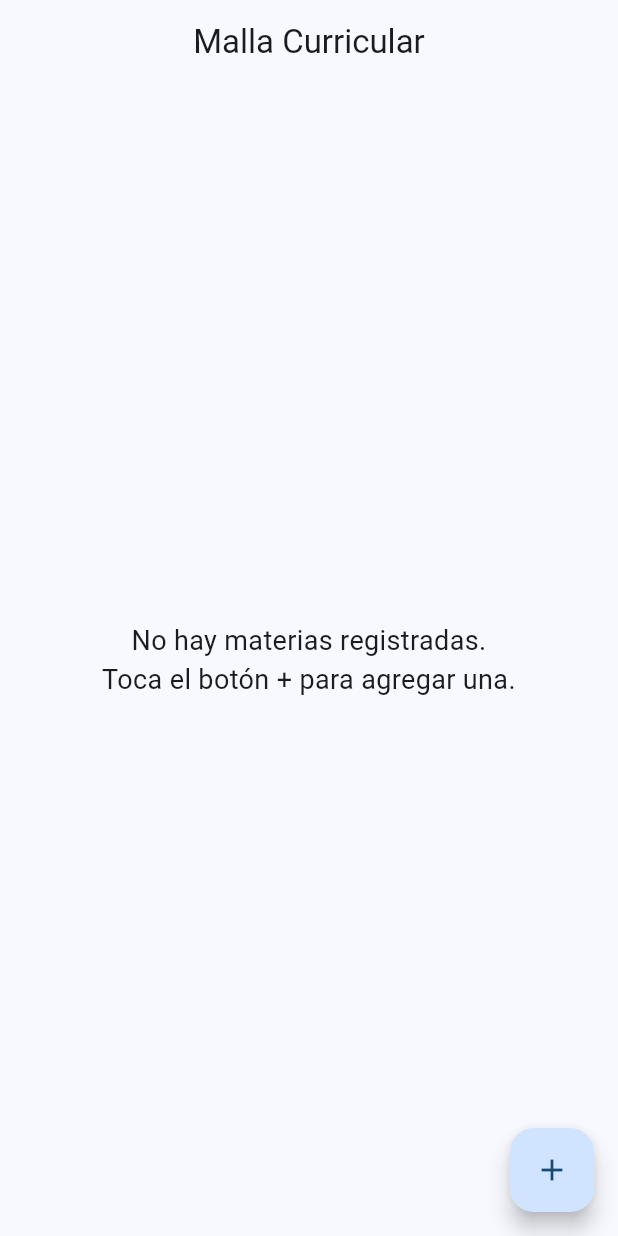
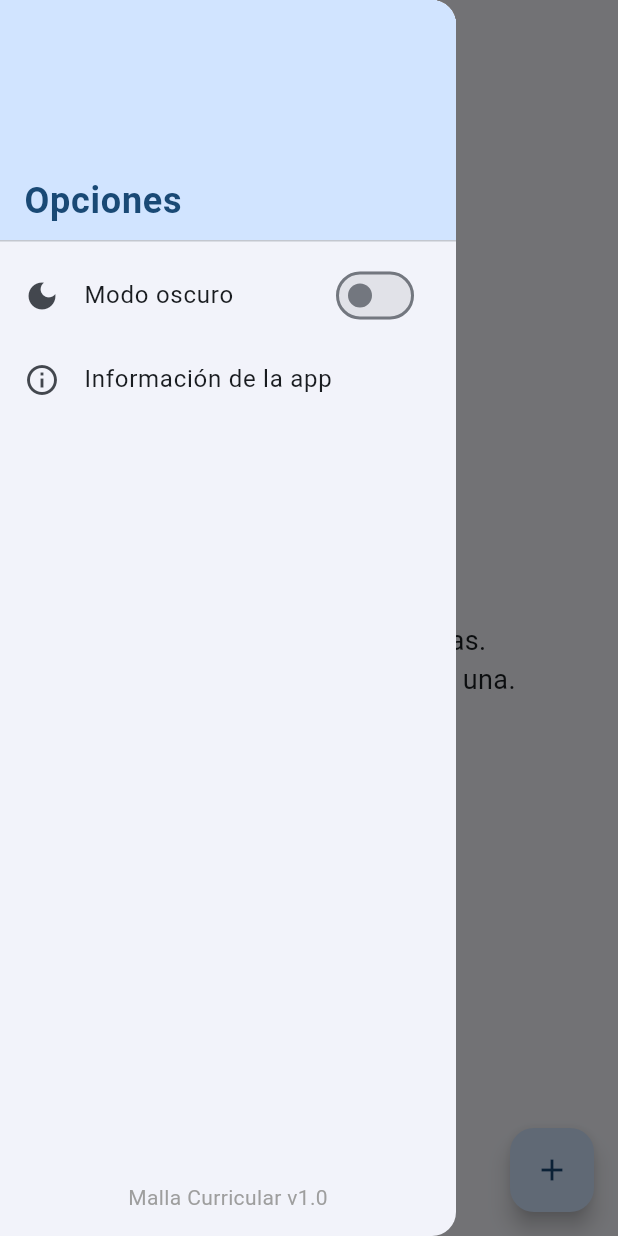
Before and after one commit to valettamartin/malla_curricular, a Flutter app: the screen it shows after launch, with the side drawer open (before the commit the screen has no drawer), on a phone screen of 412 x 824 dp. Run offline on Flutter 3.47's test engine with Material 3 defaults, Android fonts, the phone set to English and light mode, and no system bars; our stand-ins replace sqflite; accounts and stored records are empty.

Commit message:
sidebar y darkmode

```diff
--- a/lib/main.dart
+++ b/lib/main.dart
@@ -2,10 +2,11 @@ import 'package:flutter/material.dart';
 import 'screens/home_screen.dart';
 import 'screens/add_materia_screen.dart';
 import 'screens/materia_screen.dart';
+import 'screens/info_screen.dart';
+import 'theme_controller.dart';
 
 void main() {
   WidgetsFlutterBinding.ensureInitialized();
-
   runApp(const MallaCurricularApp());
 }
 
@@ -14,21 +15,39 @@ class MallaCurricularApp extends StatelessWidget {
 
   @override
   Widget build(BuildContext context) {
+    return ValueListenableBuilder<ThemeMode>(
+      valueListenable: ThemeController.themeMode,
+      builder: (context, modo, _) {
         return MaterialApp(
           title: "Malla Curricular",
           debugShowCheckedModeBanner: false,
+
+          themeMode: modo,
+
+          // Tema Claro
           theme: ThemeData(
             useMaterial3: true,
             colorSchemeSeed: Colors.blue,
+            brightness: Brightness.light,
           ),
 
-      // Pantalla inicial
+          // Tema Oscuro
+          darkTheme: ThemeData(
+            useMaterial3: true,
+            colorSchemeSeed: Colors.blue,
+            brightness: Brightness.dark,
+          ),
+
+          // Home
           home: const HomeScreen(),
 
-      // Rutas nombradas
+          // Rutas
           routes: {
             '/add': (context) => const AddMateriaScreen(),
             '/materia': (context) => const MateriaScreen(),
+            '/info': (context) => const InfoScreen(),
+          },
+        );
       },
     );
   }
--- a/lib/screens/home_screen.dart
+++ b/lib/screens/home_screen.dart
@@ -1,6 +1,7 @@
 import 'package:flutter/material.dart';
 import '../data/materia.dart';
 import '../data/db.dart';
+import '../theme_controller.dart';
 
 class HomeScreen extends StatefulWidget {
   const HomeScreen({super.key});
@@ -24,7 +25,6 @@ class _HomeScreenState extends State<HomeScreen> {
     final lista = await DatabaseHelper.getMaterias();
     final aprobadas = await DatabaseHelper.contadorAprobadas();
 
-    // Ordenamos por semestre y luego por nombre
     lista.sort((a, b) {
       if (a.semestre != b.semestre) {
         return a.semestre.compareTo(b.semestre);
@@ -38,7 +38,7 @@ class _HomeScreenState extends State<HomeScreen> {
     });
   }
 
-  // Agrupamos las materias por semestre
+  // Agrupar por semestre
   Map<int, List<Materia>> _agruparPorSemestre(List<Materia> materias) {
     final mapa = <int, List<Materia>>{};
     for (final m in materias) {
@@ -68,9 +68,19 @@ class _HomeScreenState extends State<HomeScreen> {
     final materiasPorSemestre = _agruparPorSemestre(materias);
 
     return Scaffold(
+      drawer: _buildDrawer(context),
+
       appBar: AppBar(
         title: const Text("Malla Curricular"),
         centerTitle: true,
+        leading: Builder(
+          builder: (context) => IconButton(
+            icon: const Icon(Icons.menu),
+            onPressed: () {
+              Scaffold.of(context).openDrawer();
+            },
+          ),
+        ),
       ),
 
       body: materias.isEmpty
@@ -90,20 +100,19 @@ class _HomeScreenState extends State<HomeScreen> {
                   margin: const EdgeInsets.only(bottom: 20),
                   decoration: BoxDecoration(
                     borderRadius: BorderRadius.circular(12),
-                    color: Colors.blue.shade50,
-                    border: Border.all(color: Colors.blue.shade200),
+                    color: Theme.of(context).colorScheme.primaryContainer,
                   ),
                   child: Text(
                     "Materias aprobadas: $totalAprobadas",
-                    style: const TextStyle(
+                    style: TextStyle(
                       fontSize: 18,
                       fontWeight: FontWeight.bold,
-                      color: Colors.black87,
+                      color: Theme.of(context).colorScheme.onPrimaryContainer,
                     ),
                   ),
                 ),
 
-                // Materias por semestre
+                // Materias agrupadas por semestre
                 ...materiasPorSemestre.entries.map((entrada) {
                   final semestre = entrada.key;
                   final lista = entrada.value;
@@ -112,9 +121,8 @@ class _HomeScreenState extends State<HomeScreen> {
                     margin: const EdgeInsets.only(bottom: 20),
                     padding: const EdgeInsets.all(16),
                     decoration: BoxDecoration(
-                      color: Colors.grey.shade100,
+                      color: Theme.of(context).colorScheme.surfaceVariant,
                       borderRadius: BorderRadius.circular(12),
-                      border: Border.all(color: Colors.grey.shade300),
                     ),
                     child: Column(
                       crossAxisAlignment: CrossAxisAlignment.start,
@@ -139,8 +147,7 @@ class _HomeScreenState extends State<HomeScreen> {
                                   '/materia',
                                   arguments: m.id,
                                 );
-
-                                _cargarMaterias(); // recarga al volver
+                                _cargarMaterias();
                               },
                               child: Container(
                                 padding: const EdgeInsets.all(14),
@@ -162,8 +169,11 @@ class _HomeScreenState extends State<HomeScreen> {
                                         ),
                                       ),
                                     ),
-                                    const Icon(Icons.arrow_forward_ios,
-                                        color: Colors.white, size: 18),
+                                    const Icon(
+                                      Icons.arrow_forward_ios,
+                                      color: Colors.white,
+                                      size: 18,
+                                    ),
                                   ],
                                 ),
                               ),
@@ -180,10 +190,68 @@ class _HomeScreenState extends State<HomeScreen> {
       floatingActionButton: FloatingActionButton(
         onPressed: () async {
           await Navigator.pushNamed(context, '/add');
-          _cargarMaterias(); // recarga
+          _cargarMaterias();
         },
         child: const Icon(Icons.add),
       ),
     );
   }
+
+  // Contenedor lateral
+  Widget _buildDrawer(BuildContext context) {
+    final isDark = ThemeController.themeMode.value == ThemeMode.dark;
+
+    return Drawer(
+      child: Column(
+        children: [
+          DrawerHeader(
+            decoration: BoxDecoration(
+              color: Theme.of(context).colorScheme.primaryContainer,
+            ),
+            child: Align(
+              alignment: Alignment.bottomLeft,
+              child: Text(
+                "Opciones",
+                style: TextStyle(
+                  fontSize: 24,
+                  color: Theme.of(context).colorScheme.onPrimaryContainer,
+                  fontWeight: FontWeight.bold,
+                ),
+              ),
+            ),
+          ),
+
+          // Modo oscuro
+          SwitchListTile(
+            title: const Text("Modo oscuro"),
+            value: isDark,
+            secondary: const Icon(Icons.dark_mode),
+            onChanged: (v) {
+              ThemeController.toggleTheme(v);
+            },
+          ),
+
+          // Información
+          ListTile(
+            leading: const Icon(Icons.info_outline),
+            title: const Text("Información de la app"),
+            onTap: () {
+              Navigator.pop(context);
+              Navigator.pushNamed(context, '/info');
+            },
+          ),
+
+          const Spacer(),
+
+          const Padding(
+            padding: EdgeInsets.only(bottom: 16),
+            child: Text(
+              "Malla Curricular v1.0",
+              style: TextStyle(color: Colors.grey),
+            ),
+          ),
+        ],
+      ),
+    );
+  }
 }
--- /dev/null
+++ b/lib/theme_controller.dart
@@ -0,0 +1,10 @@
+import 'package:flutter/material.dart';
+
+class ThemeController {
+  // Modo claro por defecto
+  static final themeMode = ValueNotifier(ThemeMode.light);
+
+  static void toggleTheme(bool dark) {
+    themeMode.value = dark ? ThemeMode.dark : ThemeMode.light;
+  }
+}
```
Also changed, not shown: lib/screens/info_screen.dart (added, +140 -0 lines), 1 other file. Lines whose indentation alone changed are shown as unchanged.
